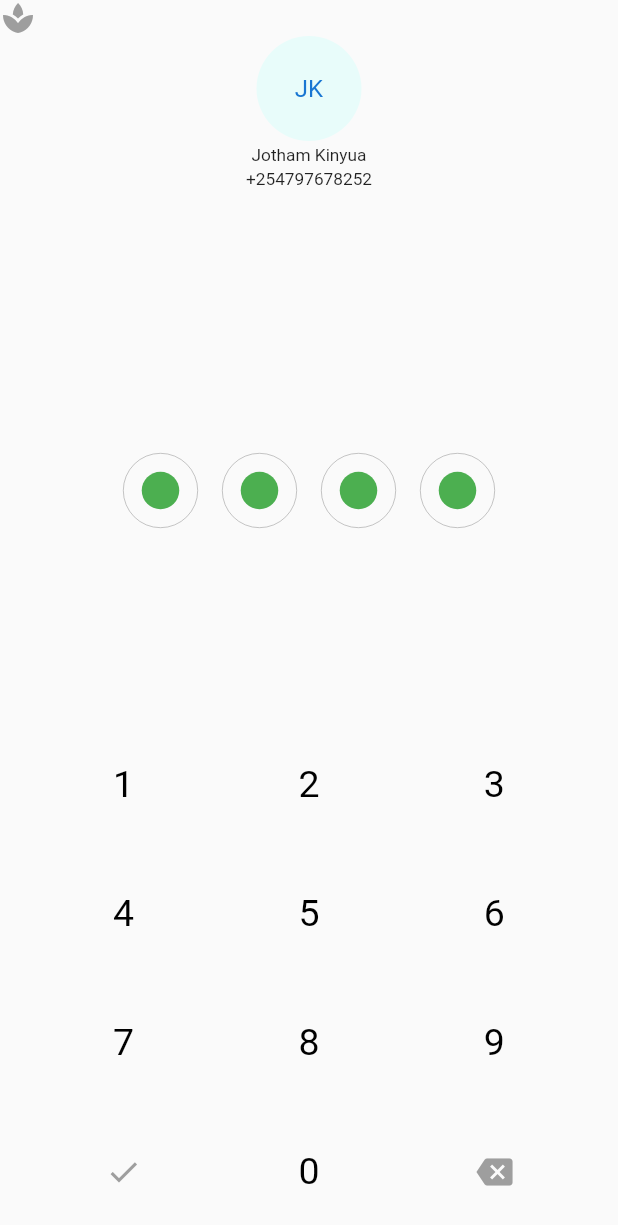
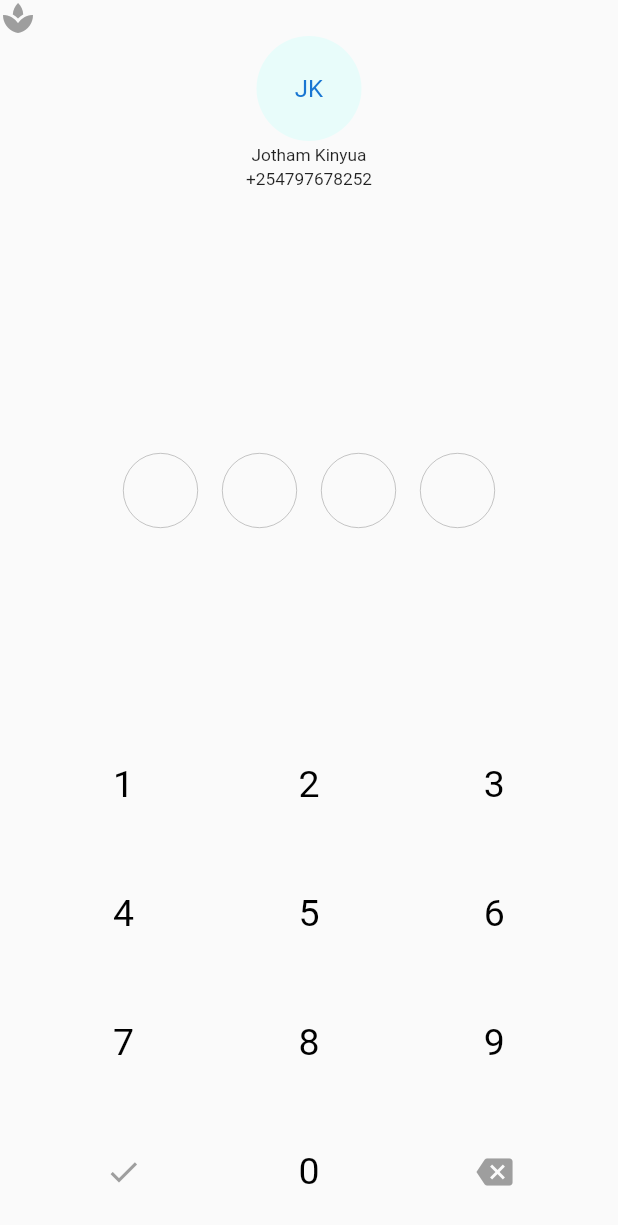
Before and after one commit to CreamyMilk/zukees, a Flutter app: the LoginForm screen opened by its route, on a phone screen of 412 x 824 dp. Shown: the top 1225 px of the screen. Run offline on Flutter 3.47's test engine with Material 2 defaults, Android fonts, the phone set to English and light mode, and no system bars; our stand-ins replace cached_network_image, cloud_firestore, firebase_core, flushbar, flutter_blurhash, hive and 7 more; missing offline and left inert: sms_consent; accounts and stored records are empty.

Commit message:
🔐Fixes backspace on pin screen

```diff
--- a/lib/pages/login/number_page.dart
+++ b/lib/pages/login/number_page.dart
@@ -98,10 +98,10 @@ class _BaseBallState extends State<BaseBall> {
   Widget build(BuildContext context) {
     return GestureDetector(
       onTap: () {
-        setState(() {
-          _bigWidth = 50;
-          // widget.isActive = !widget.isActive;
-        });
+        // setState(() {
+        //   _bigWidth = 50;
+        //   // widget.isActive = !widget.isActive;
+        // });
       },
       child: Container(
         padding: EdgeInsets.all(8.0),
@@ -120,8 +120,8 @@ class _BaseBallState extends State<BaseBall> {
             child: Center(
               child: AnimatedContainer(
                 duration: Duration(milliseconds: 400),
-                height: !widget.isActive ? 25 : 0,
-                width: !widget.isActive ? 25 : 0,
+                height: widget.isActive ? 25 : 0,
+                width: widget.isActive ? 25 : 0,
                 decoration: BoxDecoration(
                   border: Border.all(
                       color:
--- a/lib/providers/login_data.dart
+++ b/lib/providers/login_data.dart
@@ -8,9 +8,9 @@ class LoginData extends ChangeNotifier {
 
   void backspace() {
     if (pin.length > 0) {
+      pin = pin.substring(0, pin.length - 1);
       buttonStates[pointer] = false;
       pointer--;
-      pin = pin.substring(0, pin.length - 1);
       notifyListeners();
     }
   }
@@ -18,6 +18,7 @@ class LoginData extends ChangeNotifier {
   void submit() {
     if (pin.length == 4) {
       complete = !complete;
+      buttonStates = [false, false, false, false];
       notifyListeners();
     }
   }
```
Also changed, not shown: 3 other files.
